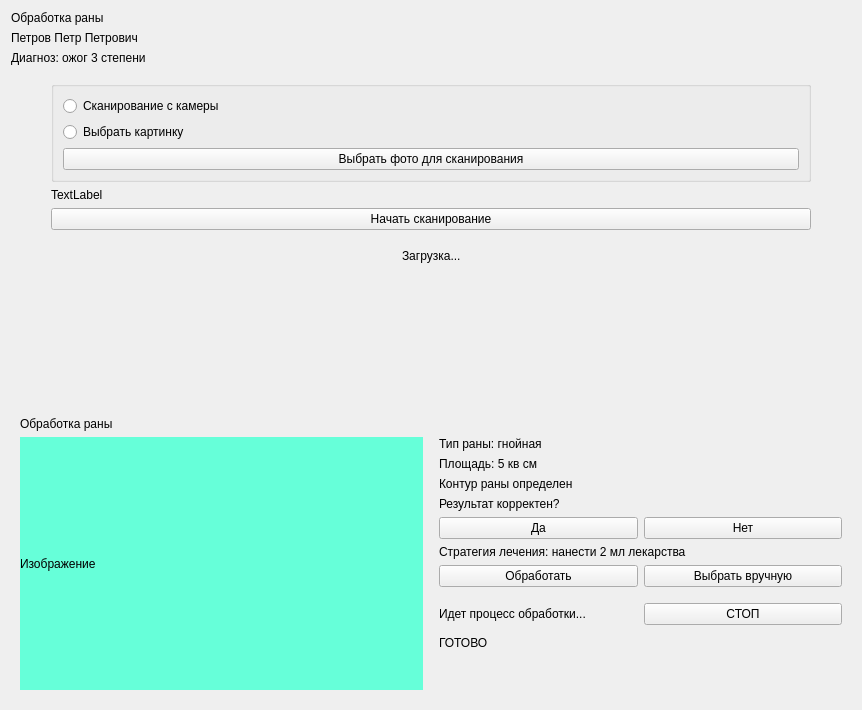
This is view/qt_ui_source/wound_healing_widget.ui in Andrew-up/vgtu_frontend as Qt 5 draws it before an edit. The edited form follows.
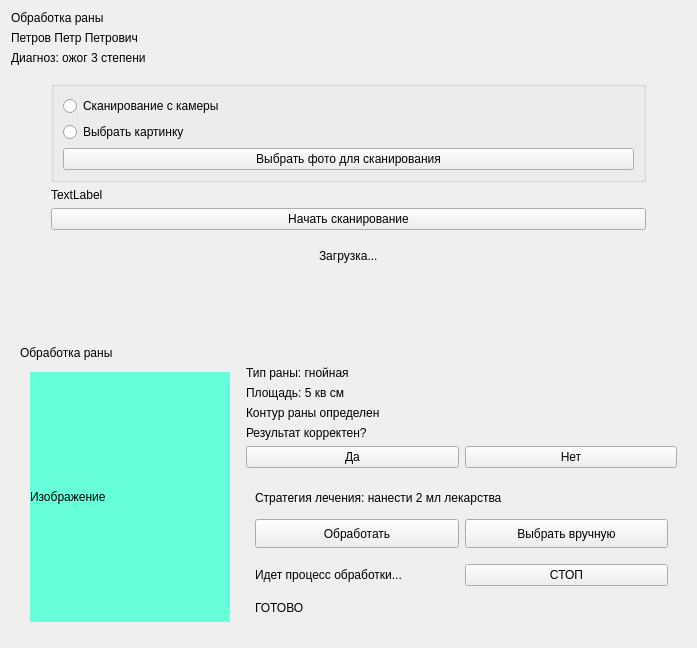
This is the edited form.

What changed in the file:
```diff
--- a/view/qt_ui_source/wound_healing_widget.ui
+++ b/view/qt_ui_source/wound_healing_widget.ui
@@ -6,8 +6,8 @@
    <rect>
     <x>0</x>
     <y>0</y>
-    <width>862</width>
-    <height>710</height>
+    <width>697</width>
+    <height>648</height>
    </rect>
   </property>
   <property name="windowTitle">
@@ -196,10 +196,16 @@
    </item>
    <item>
     <widget class="QWidget" name="wound_healing_widget" native="true">
+     <property name="sizePolicy">
+      <sizepolicy hsizetype="Minimum" vsizetype="Minimum">
+       <horstretch>0</horstretch>
+       <verstretch>0</verstretch>
+      </sizepolicy>
+     </property>
      <property name="minimumSize">
       <size>
        <width>0</width>
-       <height>100</height>
+       <height>300</height>
       </size>
      </property>
      <layout class="QVBoxLayout" name="verticalLayout_5">
@@ -214,8 +220,48 @@
         </item>
         <item>
          <layout class="QHBoxLayout" name="horizontalLayout">
+          <item>
+           <spacer name="horizontalSpacer_6">
+            <property name="orientation">
+             <enum>Qt::Horizontal</enum>
+            </property>
+            <property name="sizeType">
+             <enum>QSizePolicy::Maximum</enum>
+            </property>
+            <property name="sizeHint" stdset="0">
+             <size>
+              <width>10</width>
+              <height>20</height>
+             </size>
+            </property>
+           </spacer>
+          </item>
           <item>
            <widget class="QLabel" name="wound_healing_image">
+            <property name="sizePolicy">
+             <sizepolicy hsizetype="Maximum" vsizetype="Maximum">
+              <horstretch>0</horstretch>
+              <verstretch>0</verstretch>
+             </sizepolicy>
+            </property>
+            <property name="minimumSize">
+             <size>
+              <width>200</width>
+              <height>200</height>
+             </size>
+            </property>
+            <property name="maximumSize">
+             <size>
+              <width>250</width>
+              <height>250</height>
+             </size>
+            </property>
+            <property name="sizeIncrement">
+             <size>
+              <width>0</width>
+              <height>0</height>
+             </size>
+            </property>
             <property name="styleSheet">
              <string notr="true">background-color: rgb(102, 255, 217);</string>
             </property>
@@ -242,6 +288,9 @@
           </item>
           <item>
            <layout class="QVBoxLayout" name="verticalLayout_2">
+            <property name="sizeConstraint">
+             <enum>QLayout::SetDefaultConstraint</enum>
+            </property>
             <property name="bottomMargin">
              <number>0</number>
             </property>
@@ -299,6 +348,24 @@
              </layout>
             </item>
             <item>
+             <widget class="QWidget" name="widget" native="true">
+              <property name="sizePolicy">
+               <sizepolicy hsizetype="Expanding" vsizetype="Expanding">
+                <horstretch>0</horstretch>
+                <verstretch>0</verstretch>
+               </sizepolicy>
+              </property>
+              <property name="minimumSize">
+               <size>
+                <width>100</width>
+                <height>100</height>
+               </size>
+              </property>
+              <layout class="QVBoxLayout" name="verticalLayout_8">
+               <property name="sizeConstraint">
+                <enum>QLayout::SetMinimumSize</enum>
+               </property>
+               <item>
              <layout class="QVBoxLayout" name="wound_healing_layout_strategy">
               <property name="topMargin">
                <number>0</number>
@@ -317,6 +384,12 @@
                 </property>
                 <item>
                  <widget class="QPushButton" name="wound_healing_strategy_button_go">
+                     <property name="sizePolicy">
+                      <sizepolicy hsizetype="Preferred" vsizetype="Preferred">
+                       <horstretch>0</horstretch>
+                       <verstretch>0</verstretch>
+                      </sizepolicy>
+                     </property>
                   <property name="text">
                    <string>Обработать</string>
                   </property>
@@ -324,6 +397,12 @@
                 </item>
                 <item>
                  <widget class="QPushButton" name="wound_healing_strategy_button_select_list">
+                     <property name="sizePolicy">
+                      <sizepolicy hsizetype="Preferred" vsizetype="Preferred">
+                       <horstretch>0</horstretch>
+                       <verstretch>0</verstretch>
+                      </sizepolicy>
+                     </property>
                   <property name="text">
                    <string>Выбрать вручную</string>
                   </property>
@@ -355,6 +434,18 @@
                 </item>
                 <item>
                  <widget class="QPushButton" name="wound_healing_STOP_robot">
+                     <property name="sizePolicy">
+                      <sizepolicy hsizetype="Preferred" vsizetype="Preferred">
+                       <horstretch>0</horstretch>
+                       <verstretch>0</verstretch>
+                      </sizepolicy>
+                     </property>
+                     <property name="minimumSize">
+                      <size>
+                       <width>0</width>
+                       <height>0</height>
+                      </size>
+                     </property>
                   <property name="text">
                    <string>СТОП</string>
                   </property>
@@ -378,18 +469,8 @@
               </item>
              </layout>
             </item>
-            <item>
-             <spacer name="verticalSpacer_2">
-              <property name="orientation">
-               <enum>Qt::Vertical</enum>
-              </property>
-              <property name="sizeHint" stdset="0">
-               <size>
-                <width>20</width>
-                <height>40</height>
-               </size>
-              </property>
-             </spacer>
+              </layout>
+             </widget>
             </item>
            </layout>
           </item>
```
Lines whose indentation alone changed are shown as unchanged.
